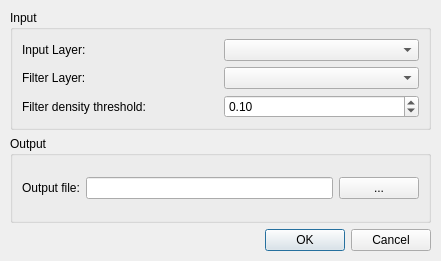
First picture: the form in tidy_city_dialog_base.ui, repository IGNF/NeatMap, before the edit.
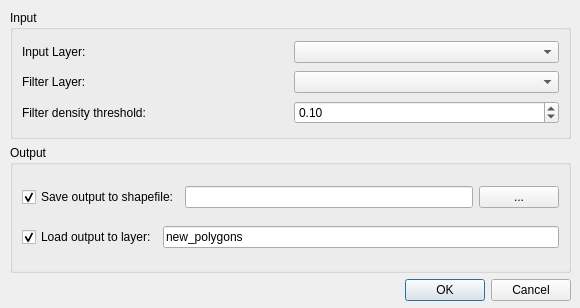
Second picture: the form after the edit.

Commit message: added a few options on the dialog to choose between saving to shapefile or loading into qgis

What changed in the file:
```diff
--- a/tidy_city_dialog_base.ui
+++ b/tidy_city_dialog_base.ui
@@ -6,8 +6,8 @@
    <rect>
     <x>0</x>
     <y>0</y>
-    <width>441</width>
-    <height>261</height>
+    <width>580</width>
+    <height>308</height>
    </rect>
   </property>
   <property name="windowTitle">
@@ -18,8 +18,8 @@
     <rect>
      <x>10</x>
      <y>10</y>
-     <width>421</width>
-     <height>241</height>
+     <width>561</width>
+     <height>291</height>
     </rect>
    </property>
    <layout class="QVBoxLayout" name="verticalLayout_2">
@@ -102,9 +102,12 @@
        <item>
         <layout class="QHBoxLayout" name="horizontalLayout_5">
          <item>
-          <widget class="QLabel" name="label">
+          <widget class="QCheckBox" name="saveCheckBox">
            <property name="text">
-            <string>Output file:</string>
+            <string>Save output to shapefile:</string>
+           </property>
+           <property name="checked">
+            <bool>true</bool>
            </property>
           </widget>
          </item>
@@ -127,6 +130,27 @@
          </item>
         </layout>
        </item>
+       <item>
+        <layout class="QHBoxLayout" name="horizontalLayout_9">
+         <item>
+          <widget class="QCheckBox" name="loadCheckBox">
+           <property name="text">
+            <string>Load output to layer:</string>
+           </property>
+           <property name="checked">
+            <bool>true</bool>
+           </property>
+          </widget>
+         </item>
+         <item>
+          <widget class="QLineEdit" name="layerLineEdit">
+           <property name="text">
+            <string>new_polygons</string>
+           </property>
+          </widget>
+         </item>
+        </layout>
+       </item>
       </layout>
      </widget>
     </item>
```
The commit also changes 1 other file.
